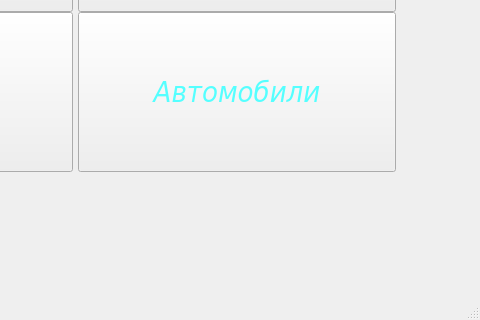
The window that mainwindow.ui (JohnnyBrawo/CarServ) describes before a commit, drawn with Qt 5; both pictures show x 320 to 800 and y 280 to 600 of the 800 by 600 pixel window.
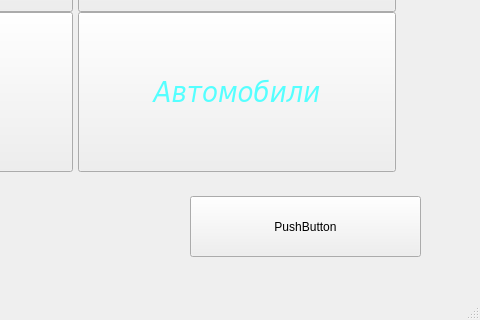
The same window after the commit. Icons and pictures are not drawn.

```diff
--- a/mainwindow.ui
+++ b/mainwindow.ui
@@ -168,6 +168,19 @@
      </item>
     </layout>
    </widget>
+   <widget class="QPushButton" name="pushButton">
+    <property name="geometry">
+     <rect>
+      <x>510</x>
+      <y>440</y>
+      <width>231</width>
+      <height>61</height>
+     </rect>
+    </property>
+    <property name="text">
+     <string>PushButton</string>
+    </property>
+   </widget>
   </widget>
   <widget class="QMenuBar" name="menuBar">
    <property name="geometry">
```
